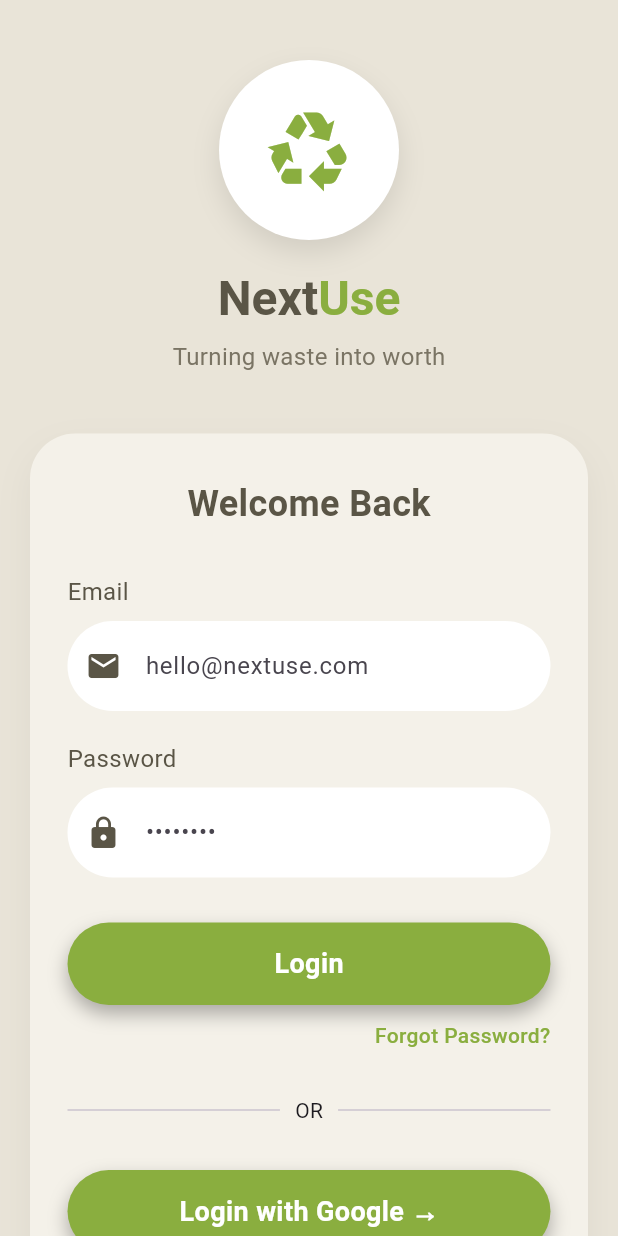
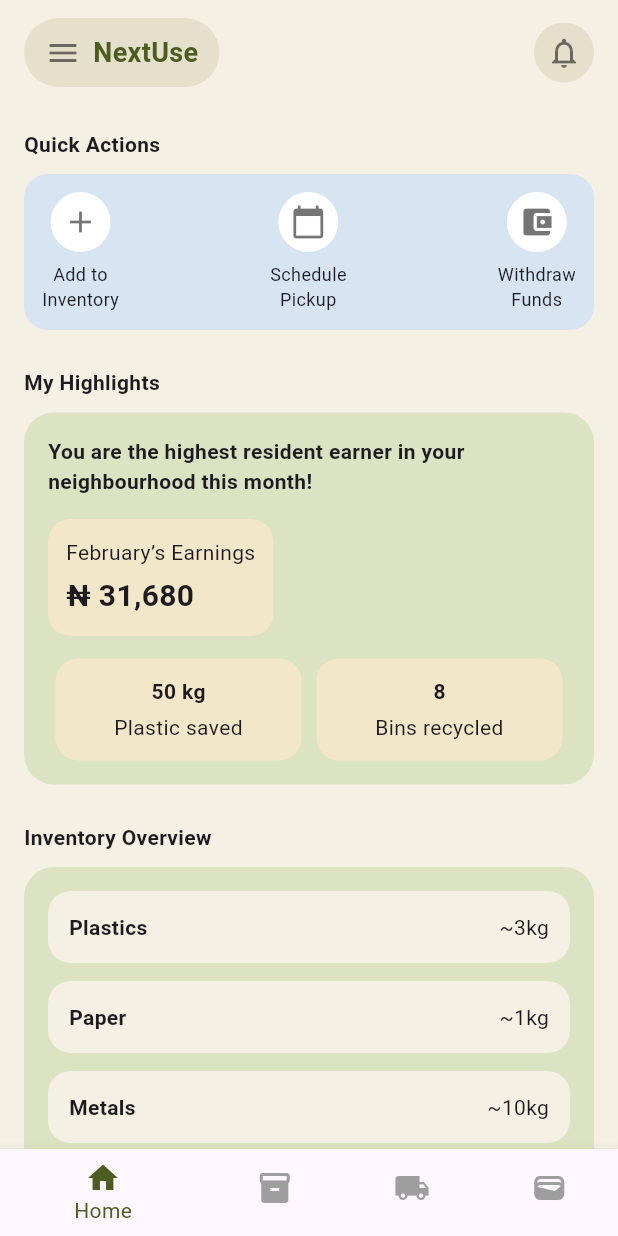
Before and after one commit to JulezD3v/NextUse, a Flutter app: the screen it shows after launch, after a tap on "Login", on a phone screen of 412 x 824 dp. Run offline on Flutter 3.47's test engine with Material 3 defaults, Android fonts, the phone set to English and light mode, and no system bars; statements that could not run were skipped.

Commit message:
palette, not final

```diff
--- a/lib/Account and Profile/login.dart
+++ b/lib/Account and Profile/login.dart
@@ -4,6 +4,7 @@ import 'package:nextuse/Account and Profile/signup.dart';
 import 'package:nextuse/Account and Profile/Widgets/container_widget.dart';
 import 'package:nextuse/Account and Profile/Widgets/textfield_widget.dart';
 import 'package:nextuse/Account and Profile/Widgets/button_widget.dart';
+import 'package:nextuse/HomePage/homepage.dart';
 
 class Login extends StatefulWidget {
   const Login({super.key});
@@ -85,7 +86,10 @@ class _LoginState extends State<Login> {
 
                     const SizedBox(height: 10),
 
-                    PrimaryButton(text: "Login", onPressed: () {}, colors:Color(0xFF8AAE3F),),
+                    PrimaryButton(text: "Login", onPressed: () {
+                      Navigator.push(context,
+                      MaterialPageRoute(builder: (_)=> HomePage()));  //===> to homepage
+                    }, colors:Color(0xFF8AAE3F),),
 
                     const SizedBox(height: 10),
 
--- a/lib/Account and Profile/signup.dart
+++ b/lib/Account and Profile/signup.dart
@@ -80,9 +80,10 @@ class _SignupState extends State<Signup> {
 
                   RichText(text: TextSpan(
                                 text: "I agree to the ",
+                                style: TextStyle(color: Colors.black54),
                                 children: [TextSpan(text: "Terms", style: TextStyle(color: Color(0xFF8AAE3F),fontWeight: FontWeight.w600,),
                                 ),
-                                TextSpan(text: " and "),
+                                TextSpan(text: " and ", style: TextStyle(color: Colors.black54)),
                                 TextSpan(
                                   text: "Privacy Policy",
                                   style: TextStyle(
@@ -92,6 +93,8 @@ class _SignupState extends State<Signup> {
                                 ),
                                 ]),
                                 ),
+
+                                const SizedBox(height: 10),
                   PrimaryButton(text: "Create Account",colors:Color(0xFF8AAE3F),
                   onPressed: (){Navigator.push(context, MaterialPageRoute(builder: (_) => UserHomepage()));},) //<= To Homepage
                  ],
--- /dev/null
+++ b/lib/Colors/colors.dart
@@ -0,0 +1,53 @@
+import 'package:flutter/material.dart';
+
+class NeutralColors {
+  static const c100 = Color(0xFFFCFBF8);
+  static const c200 = Color(0xFFF9F7F1);
+  static const c300 = Color(0xFFEDE8D4); // Main background color , tiles are inclusive
+  static const c400 = Color(0xFFD5CEAE);
+  static const c500 = Color(0xFFC1B586); //reminder & calender date
+}
+
+class EarthColors {
+  static const c100 = Color(0xFFA29667);
+  static const c200 = Color(0xFF857B51);
+  static const c300 = Color(0xFF655D3E);
+  static const c400 = Color(0xFF3F3A27);
+  static const c500 = Color(0xFF262317); // text color
+}
+
+class GreenColors {
+  static const c100 = Color(0xFFF7F9F1);
+  static const c200 = Color(0xFFE8EDD4);
+  static const c300 = Color(0xFFC9D49B);// secondary background
+  static const c400 = Color(0xFFA2B654);
+  static const c500 = Color(0xFF8C9E42);//button highlight
+  static const c600 = Color(0xFF7F903C);// button, icons, highlight text
+  static const c700 = Color(0xFF5A652A);
+  static const c800 = Color(0xFF40481E);
+  static const c900 = Color(0xFF262B12);
+}
+
+class YellowColors {
+  static const c100 = Color(0xFFFDFBED);
+  static const c200 = Color(0xFFFAF5D1);
+  static const c300 = Color(0xFFF6EDAA);
+  static const c400 = Color(0xFFF2E687);
+  static const c500 = Color(0xFFEDDD59);
+  static const c600 = Color(0xFFDDCA2C);
+  static const c700 = Color(0xFFB8A828);
+  static const c800 = Color(0xFF867B1D);
+  static const c900 = Color(0xFF544D12);
+}
+
+class BlueColors {
+  static const c100 = Color(0xFFE8F1F7);
+  static const c200 = Color(0xFFD2E3EF);
+  static const c300 = Color(0xFFA4C8DF);
+  static const c400 = Color(0xFF6CA8D0);
+  static const c500 = Color(0xFF3B87BA);
+  static const c600 = Color(0xFF31719B);
+  static const c700 = Color(0xFF275A7C);
+  static const c800 = Color(0xFF1B3E55);
+  static const c900 = Color(0xFF0F222F);
+}
--- /dev/null
+++ b/lib/HomePage/homepage.dart
@@ -0,0 +1,301 @@
+import 'package:flutter/material.dart';
+
+class HomePage extends StatelessWidget {
+  const HomePage({super.key});
+
+  @override
+  Widget build(BuildContext context) {
+    return Scaffold(
+      backgroundColor: const Color(0xFFF4F0E3), // Light beige background
+
+      // =======================
+      // CUSTOM APP BAR SECTION
+      // =======================
+      appBar: PreferredSize(
+        preferredSize: const Size.fromHeight(70),
+        child: Padding(
+          padding: const EdgeInsets.symmetric(horizontal: 16, vertical: 12),
+          child: Row(
+            mainAxisAlignment: MainAxisAlignment.spaceBetween,
+            children: [
+
+              // Menu + Logo
+              Container(
+                padding: const EdgeInsets.symmetric(horizontal: 14, vertical: 10),
+                decoration: BoxDecoration(
+                  color: const Color(0xFFE5E0CC),
+                  borderRadius: BorderRadius.circular(25),
+                ),
+                child: Row(
+                  children: const [
+                    Icon(Icons.menu, color: Colors.black54),
+                    SizedBox(width: 8),
+                    Text(
+                      "NextUse",
+                      style: TextStyle(
+                        fontSize: 18,
+                        fontWeight: FontWeight.bold,
+                        color: Color(0xFF4B5D1F),
+                      ),
+                    ),
+                  ],
+                ),
+              ),
+
+              // Notification icon
+              CircleAvatar(
+                backgroundColor: const Color(0xFFE5E0CC),
+                child: const Icon(Icons.notifications_none, color: Colors.black54),
+              ),
+            ],
+          ),
+        ),
+      ),
+
+      // =======================
+      // BODY CONTENT
+      // =======================
+      body: SingleChildScrollView(
+        padding: const EdgeInsets.all(16),
+        child: Column(
+          crossAxisAlignment: CrossAxisAlignment.start,
+          children: [
+
+            // =======================
+            // QUICK ACTIONS
+            // =======================
+            const Text(
+              "Quick Actions",
+              style: TextStyle(fontWeight: FontWeight.bold),
+            ),
+            const SizedBox(height: 10),
+
+            Container(
+              padding: const EdgeInsets.all(12),
+              decoration: BoxDecoration(
+                color: const Color(0xFFD7E4F2),
+                borderRadius: BorderRadius.circular(16),
+              ),
+              child: Row(
+                mainAxisAlignment: MainAxisAlignment.spaceBetween,
+                children: const [
+                  QuickActionItem(icon: Icons.add, label: "Add to\nInventory"),
+                  QuickActionItem(icon: Icons.calendar_today, label: "Schedule\nPickup"),
+                  QuickActionItem(icon: Icons.account_balance_wallet, label: "Withdraw\nFunds"),
+                ],
+              ),
+            ),
+
+            const SizedBox(height: 25),
+
+            // =======================
+            // MY HIGHLIGHTS
+            // =======================
+            const Text(
+              "My Highlights",
+              style: TextStyle(fontWeight: FontWeight.bold),
+            ),
+            const SizedBox(height: 10),
+
+            Container(
+              padding: const EdgeInsets.all(16),
+              decoration: BoxDecoration(
+                color: const Color(0xFFDCE3C2),
+                borderRadius: BorderRadius.circular(20),
+              ),
+              child: Column(
+                crossAxisAlignment: CrossAxisAlignment.start,
+                children: [
+
+                  const Text(
+                    "You are the highest resident earner in your neighbourhood this month!",
+                    style: TextStyle(fontWeight: FontWeight.w600),
+                  ),
+
+                  const SizedBox(height: 15),
+
+                  Container(
+                    padding: const EdgeInsets.all(12),
+                    decoration: BoxDecoration(
+                      color: const Color(0xFFF2E7C8),
+                      borderRadius: BorderRadius.circular(15),
+                    ),
+                    child: Column(
+                      crossAxisAlignment: CrossAxisAlignment.start,
+                      children: const [
+                        Text("February’s Earnings"),
+                        SizedBox(height: 5),
+                        Text(
+                          "₦ 31,680",
+                          style: TextStyle(
+                            fontSize: 20,
+                            fontWeight: FontWeight.bold,
+                          ),
+                        ),
+                      ],
+                    ),
+                  ),
+
+                  const SizedBox(height: 15),
+
+                  Row(
+                    mainAxisAlignment: MainAxisAlignment.spaceBetween,
+                    children: const [
+                      HighlightSmallCard(
+                        title: "50 kg",
+                        subtitle: "Plastic saved",
+                      ),
+                      HighlightSmallCard(
+                        title: "8",
+                        subtitle: "Bins recycled",
+                      ),
+                    ],
+                  )
+                ],
+              ),
+            ),
+
+            const SizedBox(height: 25),
+
+            // =======================
+            // INVENTORY OVERVIEW
+            // =======================
+            const Text(
+              "Inventory Overview",
+              style: TextStyle(fontWeight: FontWeight.bold),
+            ),
+            const SizedBox(height: 10),
+
+            Container(
+              padding: const EdgeInsets.all(16),
+              decoration: BoxDecoration(
+                color: const Color(0xFFDCE3C2),
+                borderRadius: BorderRadius.circular(20),
+              ),
+              child: Column(
+                children: const [
+                  InventoryCard(title: "Plastics", weight: "~3kg"),
+                  SizedBox(height: 12),
+                  InventoryCard(title: "Paper", weight: "~1kg"),
+                  SizedBox(height: 12),
+                  InventoryCard(title: "Metals", weight: "~10kg"),
+                  SizedBox(height: 12),
+                  InventoryCard(title: "Glass", weight: "~1kg"),
+                ],
+              ),
+            ),
+          ],
+        ),
+      ),
+
+      // =======================
+      // BOTTOM NAVIGATION
+      // =======================
+      bottomNavigationBar: BottomNavigationBar(
+        selectedItemColor: const Color(0xFF4B5D1F),
+        unselectedItemColor: Colors.grey,
+        items: const [
+          BottomNavigationBarItem(icon: Icon(Icons.home), label: "Home"),
+          BottomNavigationBarItem(icon: Icon(Icons.inventory), label: "Inventory"),
+          BottomNavigationBarItem(icon: Icon(Icons.local_shipping), label: "Pickup"),
+          BottomNavigationBarItem(icon: Icon(Icons.wallet), label: "Wallet"),
+        ],
+      ),
+    );
+  }
+}
+
+// =======================
+// QUICK ACTION WIDGET
+// =======================
+class QuickActionItem extends StatelessWidget {
+  final IconData icon;
+  final String label;
+
+  const QuickActionItem({
+    super.key,
+    required this.icon,
+    required this.label,
+  });
+
+  @override
+  Widget build(BuildContext context) {
+    return Column(
+      children: [
+        CircleAvatar(
+          backgroundColor: Colors.white,
+          child: Icon(icon, color: Colors.black54),
+        ),
+        const SizedBox(height: 6),
+        Text(label, textAlign: TextAlign.center, style: const TextStyle(fontSize: 12)),
+      ],
+    );
+  }
+}
+
+// =======================
+// SMALL HIGHLIGHT CARD
+// =======================
+class HighlightSmallCard extends StatelessWidget {
+  final String title;
+  final String subtitle;
+
+  const HighlightSmallCard({
+    super.key,
+    required this.title,
+    required this.subtitle,
+  });
+
+  @override
+  Widget build(BuildContext context) {
+    return Expanded(
+      child: Container(
+        margin: const EdgeInsets.symmetric(horizontal: 5),
+        padding: const EdgeInsets.all(12),
+        decoration: BoxDecoration(
+          color: const Color(0xFFF2E7C8),
+          borderRadius: BorderRadius.circular(15),
+        ),
+        child: Column(
+          children: [
+            Text(title, style: const TextStyle(fontWeight: FontWeight.bold)),
+            const SizedBox(height: 4),
+            Text(subtitle, textAlign: TextAlign.center),
+          ],
+        ),
+      ),
+    );
+  }
+}
+
+// =======================
+// INVENTORY CARD
+// =======================
+class InventoryCard extends StatelessWidget {
+  final String title;
+  final String weight;
+
+  const InventoryCard({
+    super.key,
+    required this.title,
+    required this.weight,
+  });
+
+  @override
+  Widget build(BuildContext context) {
+    return Container(
+      padding: const EdgeInsets.all(14),
+      decoration: BoxDecoration(
+        color: const Color(0xFFF4F0E3),
+        borderRadius: BorderRadius.circular(15),
+      ),
+      child: Row(
+        mainAxisAlignment: MainAxisAlignment.spaceBetween,
+        children: [
+          Text(title, style: const TextStyle(fontWeight: FontWeight.w600)),
+          Text(weight),
+        ],
+      ),
+    );
+  }
+}
```
Also changed, not shown: lib/HomePage/itemScreen.dart (added), lib/HomePage/item_widget/item.dart (added), 1 other file.
